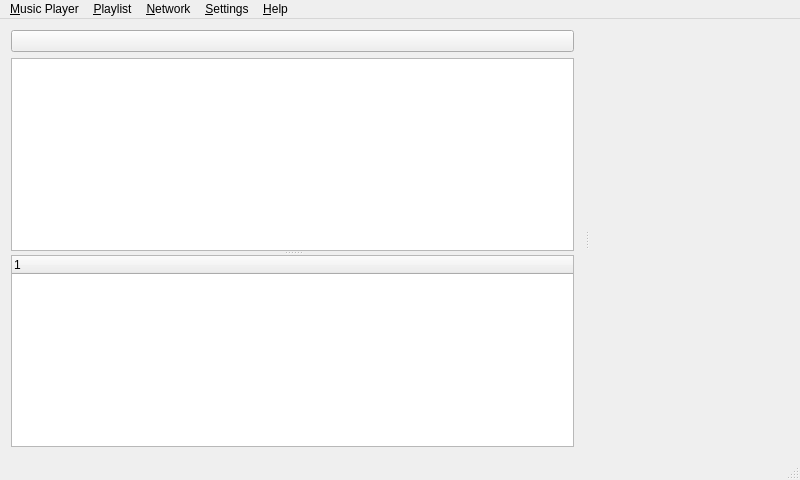
tomahawk-player/tomahawk, file src/tomahawkwindow.ui: the form before one commit.
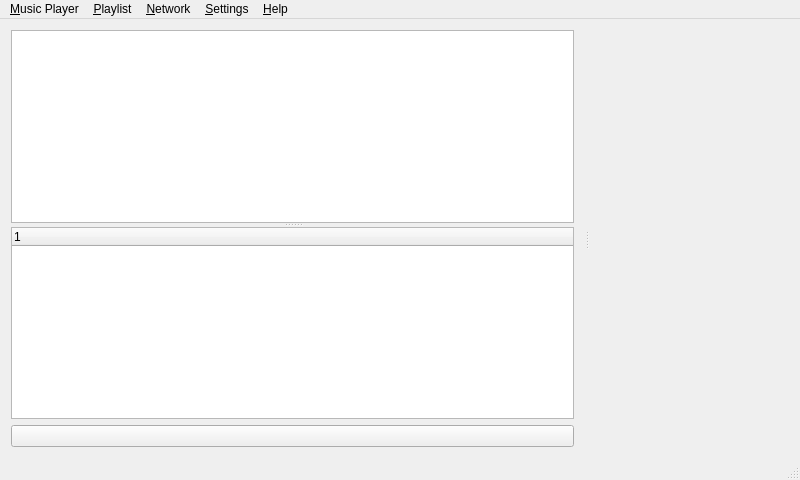
The form after the commit. Custom widgets are drawn as their Qt base class.

Diff of the .ui file:
```diff
--- a/src/tomahawkwindow.ui
+++ b/src/tomahawkwindow.ui
@@ -25,13 +25,6 @@
       </property>
       <widget class="QWidget" name="layoutWidget">
        <layout class="QVBoxLayout" name="verticalLayout">
-        <item>
-         <widget class="QPushButton" name="statusButton">
-          <property name="text">
-           <string/>
-          </property>
-         </widget>
-        </item>
         <item>
          <widget class="AnimatedSplitter" name="sidebarSplitter">
           <property name="orientation">
@@ -49,6 +42,13 @@
           </widget>
          </widget>
         </item>
+        <item>
+         <widget class="QPushButton" name="statusButton">
+          <property name="text">
+           <string/>
+          </property>
+         </widget>
+        </item>
        </layout>
       </widget>
       <widget class="QWidget" name="playlistWidget" native="true"/>
```
